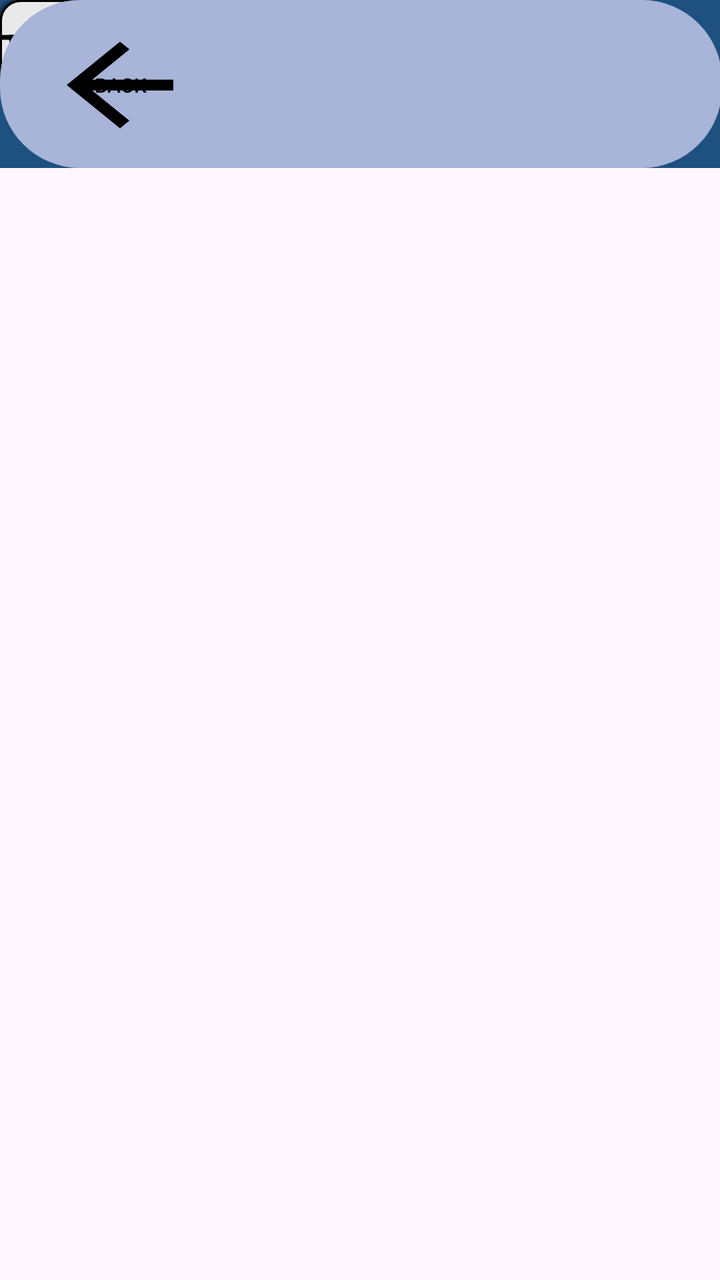
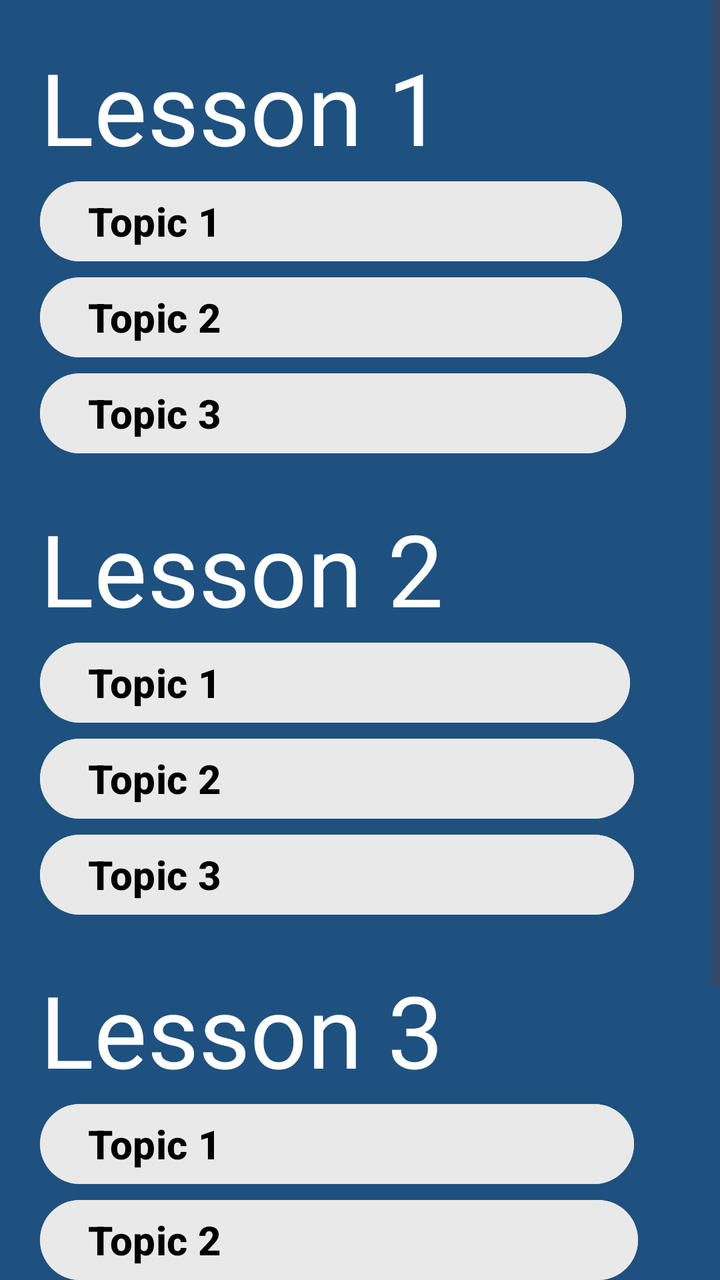

Compare the two renders of this Android layout. The source of the first and the diff that turns it into the second are given below.
<!-- AndroidManifest.xml: application theme Theme.FinalsApplication -->
<!-- res/layout/lessons_page.xml -->
<?xml version="1.0" encoding="utf-8"?>
<ScrollView
    xmlns:android="http://schemas.android.com/apk/res/android"
    xmlns:tools="http://schemas.android.com/tools"
    xmlns:app="http://schemas.android.com/apk/res-auto"
    android:layout_width="409dp"
    android:layout_height="729dp"
    tools:layout_editor_absoluteX="1dp"
    tools:layout_editor_absoluteY="1dp">

    <androidx.constraintlayout.widget.ConstraintLayout
        android:orientation="vertical"
        android:layout_width="match_parent"
        android:layout_height="wrap_content"
        android:background="@color/ourBlue">

        <TextView
            android:layout_width="wrap_content"
            android:layout_height="wrap_content"
            android:layout_gravity="left"
            android:text="LESSON 1"
            android:textColor="@color/white"
            android:textSize="45sp"
            android:textStyle="bold"
            tools:ignore="MissingConstraints,RtlHardcoded"
            tools:layout_editor_absoluteX="16dp"
            tools:layout_editor_absoluteY="62dp" />

        <Button
            android:id="@+id/L1T3"
            android:layout_width="300dp"
            android:layout_height="wrap_content"
            android:background="@drawable/custom_button"
            app:backgroundTint="@drawable/custom_button"
            android:text="Topic 3"
            android:textAlignment="textStart"
            android:textSize="20sp"
            android:textStyle="bold"
            android:textColor="@color/black"
            tools:layout_editor_absoluteX="16dp"
            tools:layout_editor_absoluteY="218dp"
            tools:ignore="MissingConstraints" />

        <Button
            android:id="@+id/L1T2"
            android:layout_width="300dp"
            android:layout_height="wrap_content"
            android:background="@drawable/custom_button"
            app:backgroundTint="@drawable/custom_button"
            android:text="Topic 2"
            android:textAlignment="textStart"
            android:textSize="20sp"
            android:textStyle="bold"
            android:textColor="@color/black"
            tools:layout_editor_absoluteX="16dp"
            tools:layout_editor_absoluteY="170dp"
            tools:ignore="MissingConstraints" />

        <Button
            android:id="@+id/L1T1"
            android:layout_width="300dp"
            android:layout_height="wrap_content"
            android:background="@drawable/custom_button"
            app:backgroundTint="@drawable/custom_button"
            android:text="Topic 1"
            android:textAlignment="textStart"
            android:textSize="20sp"
            android:textStyle="bold"
            android:textColor="@color/black"
            tools:layout_editor_absoluteX="16dp"
            tools:layout_editor_absoluteY="122dp"
            tools:ignore="MissingConstraints" />

        <Button
            android:id="@+id/L2T1"
            android:layout_width="300dp"
            android:layout_height="wrap_content"
            android:background="@drawable/custom_button"
            app:backgroundTint="@drawable/custom_button"
            android:text="Topic 1"
            android:textAlignment="textStart"
            android:textSize="20sp"
            android:textStyle="bold"
            android:textColor="@color/black"
            tools:ignore="MissingConstraints"
            tools:layout_editor_absoluteX="16dp"
            tools:layout_editor_absoluteY="384dp" />

        <Button
            android:id="@+id/L2T2"
            android:layout_width="300dp"
            android:layout_height="wrap_content"
            android:background="@drawable/custom_button"
            app:backgroundTint="@drawable/custom_button"
            android:text="Topic 2"
            android:textAlignment="textStart"
            android:textSize="20sp"
            android:textStyle="bold"
            android:textColor="@color/black"
            tools:ignore="MissingConstraints"
            tools:layout_editor_absoluteX="16dp"
            tools:layout_editor_absoluteY="432dp" />

        <Button
            android:id="@+id/L2T3"
            android:layout_width="300dp"
            android:layout_height="wrap_content"
            android:background="@drawable/custom_button"
            app:backgroundTint="@drawable/custom_button"
            android:text="Topic 3"
            android:textAlignment="textStart"
            android:textSize="20sp"
            android:textStyle="bold"
            android:textColor="@color/black"
            tools:ignore="MissingConstraints"
            tools:layout_editor_absoluteX="16dp"
            tools:layout_editor_absoluteY="480dp" />

        <TextView
            android:layout_width="wrap_content"
            android:layout_height="wrap_content"
            android:layout_gravity="left"
            android:text="LESSON 2"
            android:textColor="@color/white"
            android:textSize="45sp"
            android:textStyle="bold"

            tools:ignore="MissingConstraints"
            tools:layout_editor_absoluteX="16dp"
            tools:layout_editor_absoluteY="324dp" />

        <com.google.android.material.bottomnavigation.BottomNavigationView
            android:id="@+id/bottomNavigation"
            android:layout_width="361dp"
            android:layout_height="84dp"
            android:background="@drawable/bottom_navigation"
            android:elevation="2dp"
            tools:ignore="MissingConstraints"
            tools:layout_editor_absoluteX="16dp"
            tools:layout_editor_absoluteY="629dp">

            <Button
                android:id="@+id/backButton"
                android:layout_width="80dp"
                android:layout_height="65dp"
                android:layout_marginStart="20dp"
                android:layout_marginTop="10dp"
                android:layout_marginEnd="5dp"
                android:layout_marginBottom="30dp"
                android:background="@drawable/baseline_arrow_back_24"
                android:text="Back"
                android:textColor="@color/black"
                android:textSize="10sp"
                app:backgroundTint="@drawable/baseline_arrow_back_24"

                />
        </com.google.android.material.bottomnavigation.BottomNavigationView>
    </androidx.constraintlayout.widget.ConstraintLayout>
</ScrollView>
<!-- resources referenced by this layout -->
<resources>
  <color name="black">#000000</color>
  <color name="ourBlue">#1e5180</color>
  <color name="white">#FFFFFFFF</color>
  <!-- drawable baseline_arrow_back_24 (drawable) -->
  <vector android:autoMirrored="true" android:height="24dp"
      android:tint="#000000" android:viewportHeight="24"
      android:viewportWidth="24" android:width="24dp" xmlns:android="http://schemas.android.com/apk/res/android">
      <path android:fillColor="@android:color/white" android:pathData="M20,11H7.83l5.59,-5.59L12,4l-8,8 8,8 1.41,-1.41L7.83,13H20v-2z"/>
  </vector>
  <!-- drawable bottom_navigation (drawable) -->
  <?xml version="1.0" encoding="utf-8"?>
  <shape xmlns:android="http://schemas.android.com/apk/res/android"
      android:shape="rectangle">
  
      <solid
          android:color="@color/bottomNav"/>
      <corners
          android:radius="40dp"/>
  
  </shape>
  <!-- drawable custom_button (drawable) -->
  <?xml version="1.0" encoding="utf-8"?>
  <shape xmlns:android="http://schemas.android.com/apk/res/android"
      android:shape="rectangle">
  
      <stroke android:color="@color/black" android:width="1dp"/>
      <solid android:color="@color/buttoncolor"/>
      <corners android:radius="10dp"/>
  
  </shape>
  <style name="Theme.FinalsApplication" parent="Base.Theme.FinalsApplication" />
  <color name="bottomNav">#A8B4D8</color>
  <color name="buttoncolor">#e9e9e9</color>
  <style name="Base.Theme.FinalsApplication" parent="Theme.Material3.DayNight.NoActionBar">
          
          
      </style>
</resources>

<!-- the commit's change to res/layout/lessons_page.xml (unified diff, before → after) -->
@@ -1,159 +1,228 @@
 <?xml version="1.0" encoding="utf-8"?>
-<ScrollView
-    xmlns:android="http://schemas.android.com/apk/res/android"
+<RelativeLayout xmlns:android="http://schemas.android.com/apk/res/android"
+    android:layout_width="match_parent"
+    android:layout_height="match_parent"
     xmlns:tools="http://schemas.android.com/tools"
-    xmlns:app="http://schemas.android.com/apk/res-auto"
-    android:layout_width="409dp"
-    android:layout_height="729dp"
-    tools:layout_editor_absoluteX="1dp"
-    tools:layout_editor_absoluteY="1dp">
-
-    <androidx.constraintlayout.widget.ConstraintLayout
-        android:orientation="vertical"
+    android:background="@color/ourBlue">
+
+    <LinearLayout
         android:layout_width="match_parent"
-        android:layout_height="wrap_content"
-        android:background="@color/ourBlue">
-
-        <TextView
-            android:layout_width="wrap_content"
+        android:layout_height="114dp"
+        android:layout_alignParentTop="true"
+        android:background="#1e5180">
+
+    </LinearLayout>
+
+    <ScrollView
+        android:layout_width="409dp"
+        android:layout_height="729dp"
+        tools:layout_editor_absoluteX="1dp"
+        tools:layout_editor_absoluteY="1dp">
+
+        <LinearLayout
+            android:layout_width="match_parent"
             android:layout_height="wrap_content"
-            android:layout_gravity="left"
-            android:text="LESSON 1"
-            android:textColor="@color/white"
-            android:textSize="45sp"
-            android:textStyle="bold"
-            tools:ignore="MissingConstraints,RtlHardcoded"
-            tools:layout_editor_absoluteX="16dp"
-            tools:layout_editor_absoluteY="62dp" />
-
-        <Button
-            android:id="@+id/L1T3"
-            android:layout_width="300dp"
-            android:layout_height="wrap_content"
-            android:background="@drawable/custom_button"
-            app:backgroundTint="@drawable/custom_button"
-            android:text="Topic 3"
-            android:textAlignment="textStart"
-            android:textSize="20sp"
-            android:textStyle="bold"
-            android:textColor="@color/black"
-            tools:layout_editor_absoluteX="16dp"
-            tools:layout_editor_absoluteY="218dp"
-            tools:ignore="MissingConstraints" />
-
-        <Button
-            android:id="@+id/L1T2"
-            android:layout_width="300dp"
-            android:layout_height="wrap_content"
-            android:background="@drawable/custom_button"
-            app:backgroundTint="@drawable/custom_button"
-            android:text="Topic 2"
-            android:textAlignment="textStart"
-            android:textSize="20sp"
-            android:textStyle="bold"
-            android:textColor="@color/black"
-            tools:layout_editor_absoluteX="16dp"
-            tools:layout_editor_absoluteY="170dp"
-            tools:ignore="MissingConstraints" />
-
-        <Button
-            android:id="@+id/L1T1"
-            android:layout_width="300dp"
-            android:layout_height="wrap_content"
-            android:background="@drawable/custom_button"
-            app:backgroundTint="@drawable/custom_button"
-            android:text="Topic 1"
-            android:textAlignment="textStart"
-            android:textSize="20sp"
-            android:textStyle="bold"
-            android:textColor="@color/black"
-            tools:layout_editor_absoluteX="16dp"
-            tools:layout_editor_absoluteY="122dp"
-            tools:ignore="MissingConstraints" />
-
-        <Button
-            android:id="@+id/L2T1"
-            android:layout_width="300dp"
-            android:layout_height="wrap_content"
-            android:background="@drawable/custom_button"
-            app:backgroundTint="@drawable/custom_button"
-            android:text="Topic 1"
-            android:textAlignment="textStart"
-            android:textSize="20sp"
-            android:textStyle="bold"
-            android:textColor="@color/black"
-            tools:ignore="MissingConstraints"
-            tools:layout_editor_absoluteX="16dp"
-            tools:layout_editor_absoluteY="384dp" />
-
-        <Button
-            android:id="@+id/L2T2"
-            android:layout_width="300dp"
-            android:layout_height="wrap_content"
-            android:background="@drawable/custom_button"
-            app:backgroundTint="@drawable/custom_button"
-            android:text="Topic 2"
-            android:textAlignment="textStart"
-            android:textSize="20sp"
-            android:textStyle="bold"
-            android:textColor="@color/black"
-            tools:ignore="MissingConstraints"
-            tools:layout_editor_absoluteX="16dp"
-            tools:layout_editor_absoluteY="432dp" />
-
-        <Button
-            android:id="@+id/L2T3"
-            android:layout_width="300dp"
-            android:layout_height="wrap_content"
-            android:background="@drawable/custom_button"
-            app:backgroundTint="@drawable/custom_button"
-            android:text="Topic 3"
-            android:textAlignment="textStart"
-            android:textSize="20sp"
-            android:textStyle="bold"
-            android:textColor="@color/black"
-            tools:ignore="MissingConstraints"
-            tools:layout_editor_absoluteX="16dp"
-            tools:layout_editor_absoluteY="480dp" />
-
-        <TextView
-            android:layout_width="wrap_content"
-            android:layout_height="wrap_content"
-            android:layout_gravity="left"
-            android:text="LESSON 2"
-            android:textColor="@color/white"
-            android:textSize="45sp"
-            android:textStyle="bold"
-
-            tools:ignore="MissingConstraints"
-            tools:layout_editor_absoluteX="16dp"
-            tools:layout_editor_absoluteY="324dp" />
-
-        <com.google.android.material.bottomnavigation.BottomNavigationView
-            android:id="@+id/bottomNavigation"
-            android:layout_width="361dp"
-            android:layout_height="84dp"
-            android:background="@drawable/bottom_navigation"
-            android:elevation="2dp"
-            tools:ignore="MissingConstraints"
-            tools:layout_editor_absoluteX="16dp"
-            tools:layout_editor_absoluteY="629dp">
-
-            <Button
-                android:id="@+id/backButton"
-                android:layout_width="80dp"
-                android:layout_height="65dp"
-                android:layout_marginStart="20dp"
-                android:layout_marginTop="10dp"
-                android:layout_marginEnd="5dp"
-                android:layout_marginBottom="30dp"
-                android:background="@drawable/baseline_arrow_back_24"
-                android:text="Back"
-                android:textColor="@color/black"
-                android:textSize="10sp"
-                app:backgroundTint="@drawable/baseline_arrow_back_24"
-
-                />
-        </com.google.android.material.bottomnavigation.BottomNavigationView>
-    </androidx.constraintlayout.widget.ConstraintLayout>
-</ScrollView>
+            android:orientation="vertical">
+
+            <TextView
+                android:id="@+id/textViewLesson1"
+                android:layout_width="wrap_content"
+                android:layout_height="wrap_content"
+                android:layout_marginStart="20dp"
+                android:layout_marginTop="20dp"
+                android:fontFamily="@font/roboto_black"
+                android:text="Lesson 1"
+                android:textColor="@color/white"
+                android:textSize="50sp" />
+
+            <Button
+                android:id="@+id/L1T1"
+                android:layout_width="291dp"
+                android:layout_height="wrap_content"
+                android:layout_marginStart="20dp"
+                android:text="Topic 1"
+                android:textAlignment="textStart"
+                android:textColor="@color/black"
+                android:textStyle="bold"
+                android:textSize="20sp"
+                android:backgroundTint="#E9E9E9"/>
+
+            <Button
+                android:id="@+id/L1T2"
+                android:layout_width="291dp"
+                android:layout_height="wrap_content"
+                android:layout_marginStart="20dp"
+                android:backgroundTint="#E9E9E9"
+                android:text="Topic 2"
+                android:textAlignment="textStart"
+                android:textColor="@color/black"
+                android:textSize="20sp"
+                android:textStyle="bold" />
+
+            <Button
+                android:id="@+id/L1T3"
+                android:layout_width="293dp"
+                android:layout_height="wrap_content"
+                android:layout_marginStart="20dp"
+                android:text="Topic 3"
+                android:textAlignment="textStart"
+                android:textColor="@color/black"
+                android:textStyle="bold"
+                android:textSize="20sp"
+                android:backgroundTint="#E9E9E9"/>
+
+            <LinearLayout
+                android:layout_width="match_parent"
+                android:layout_height="match_parent"
+                android:layout_alignParentTop="true"
+                android:background="#1e5180">
+
+                <TextView
+                    android:id="@+id/textViewLesson2"
+                    android:layout_width="wrap_content"
+                    android:layout_height="wrap_content"
+                    android:layout_marginStart="20dp"
+                    android:layout_marginTop="20dp"
+                    android:fontFamily="@font/roboto_black"
+                    android:text="Lesson 2"
+                    android:textColor="@color/white"
+                    android:textSize="50sp" />
+            </LinearLayout>
+
+            <Button
+                android:id="@+id/L2T1"
+                android:layout_width="295dp"
+                android:layout_height="wrap_content"
+                android:layout_marginStart="20dp"
+                android:text="Topic 1"
+                android:textAlignment="textStart"
+                android:textColor="@color/black"
+                android:textStyle="bold"
+                android:textSize="20sp"
+                android:backgroundTint="#E9E9E9"/>
+
+            <Button
+                android:id="@+id/L2T2"
+                android:layout_width="297dp"
+                android:layout_height="wrap_content"
+                android:layout_marginStart="20dp"
+                android:text="Topic 2"
+                android:textAlignment="textStart"
+                android:textColor="@color/black"
+                android:textStyle="bold"
+                android:textSize="20sp"
+                android:backgroundTint="#E9E9E9"/>
+
+            <Button
+                android:id="@+id/L2T3"
+                android:layout_width="297dp"
+                android:layout_height="wrap_content"
+                android:layout_marginStart="20dp"
+                android:text="Topic 3"
+                android:textAlignment="textStart"
+                android:textColor="@color/black"
+                android:textStyle="bold"
+                android:textSize="20sp"
+                android:backgroundTint="#E9E9E9"/>
+
+            <LinearLayout
+                android:layout_width="match_parent"
+                android:layout_height="match_parent"
+                android:layout_alignParentTop="true"
+                android:background="#1e5180">
+
+                <TextView
+                    android:id="@+id/textViewLesson3"
+                    android:layout_width="wrap_content"
+                    android:layout_height="wrap_content"
+                    android:layout_marginStart="20dp"
+                    android:layout_marginTop="20dp"
+                    android:fontFamily="@font/roboto_black"
+                    android:text="Lesson 3"
+                    android:textColor="@color/white"
+                    android:textSize="50sp" />
+
+            </LinearLayout>
+
+            <Button
+                android:id="@+id/L3T1"
+                android:layout_width="297dp"
+                android:layout_height="wrap_content"
+                android:layout_marginStart="20dp"
+                android:text="Topic 1"
+                android:textAlignment="textStart"
+                android:textColor="@color/black"
+                android:textStyle="bold"
+                android:textSize="20sp"
+                android:backgroundTint="#E9E9E9"/>
+
+            <Button
+                android:id="@+id/L3T2"
+                android:layout_width="299dp"
+                android:layout_height="wrap_content"
+                android:layout_marginStart="20dp"
+                android:text="Topic 2"
+                android:textAlignment="textStart"
+                android:textColor="@color/black"
+                android:textStyle="bold"
+                android:textSize="20sp"
+                android:backgroundTint="#E9E9E9"/>
+
+            <Button
+                android:id="@+id/L3T3"
+                android:layout_width="297dp"
+                android:layout_height="wrap_content"
+                android:layout_marginStart="20dp"
+                android:text="Topic 3"
+                android:textAlignment="textStart"
+                android:textColor="@color/black"
+                android:textStyle="bold"
+                android:textSize="20sp"
+                android:backgroundTint="#E9E9E9"/>
+
+            <LinearLayout
+                android:layout_width="match_parent"
+                android:layout_height="39dp"
+                android:layout_alignParentTop="true"
+                android:background="#1e5180">
+
+            </LinearLayout>
+
+            <LinearLayout
+                android:layout_width="match_parent"
+                android:layout_height="match_parent"
+                android:layout_alignParentTop="true"
+                android:background="#1e5180"/>
+
+            <LinearLayout
+                android:layout_width="match_parent"
+                android:layout_height="100dip"
+                android:layout_alignParentBottom="true"
+                android:background="#a8b4d8">
+
+                <ImageButton
+                    android:id="@+id/imageButtonBackVL1"
+                    android:layout_width="76dp"
+                    android:layout_height="wrap_content"
+                    android:layout_marginStart="20dp"
+                    android:layout_marginTop="20dp"
+                    android:layout_marginBottom="20dp"
+                    android:background="?android:attr/selectableItemBackground"
+                    android:scaleType="fitCenter"
+                    android:src="@drawable/arrowleft" />
+
+                <ImageButton
+                    android:id="@+id/imageButtonNextVL1"
+                    android:layout_width="76dp"
+                    android:layout_height="wrap_content"
+                    android:layout_marginStart="210dp"
+                    android:layout_marginTop="20dp"
+                    android:layout_marginBottom="20dp"
+                    android:background="?android:attr/selectableItemBackground"
+                    android:scaleType="fitCenter"
+                    android:src="@drawable/arrowright" />
+            </LinearLayout>
+
+        </LinearLayout>
+    </ScrollView>
+</RelativeLayout>
<!-- resource entries referenced after the edit -->
@@ -3,36 +3,9 @@
   <color name="black">#000000</color>
   <color name="ourBlue">#1e5180</color>
   <color name="white">#FFFFFFFF</color>
-  <!-- drawable baseline_arrow_back_24 (drawable) -->
-  <vector android:autoMirrored="true" android:height="24dp"
-      android:tint="#000000" android:viewportHeight="24"
-      android:viewportWidth="24" android:width="24dp" xmlns:android="http://schemas.android.com/apk/res/android">
-      <path android:fillColor="@android:color/white" android:pathData="M20,11H7.83l5.59,-5.59L12,4l-8,8 8,8 1.41,-1.41L7.83,13H20v-2z"/>
-  </vector>
-  <!-- drawable bottom_navigation (drawable) -->
-  <?xml version="1.0" encoding="utf-8"?>
-  <shape xmlns:android="http://schemas.android.com/apk/res/android"
-      android:shape="rectangle">
-  
-      <solid
-          android:color="@color/bottomNav"/>
-      <corners
-          android:radius="40dp"/>
-  
-  </shape>
-  <!-- drawable custom_button (drawable) -->
-  <?xml version="1.0" encoding="utf-8"?>
-  <shape xmlns:android="http://schemas.android.com/apk/res/android"
-      android:shape="rectangle">
-  
-      <stroke android:color="@color/black" android:width="1dp"/>
-      <solid android:color="@color/buttoncolor"/>
-      <corners android:radius="10dp"/>
-  
-  </shape>
+  <!-- drawable arrowleft: png bitmap (drawable, 16559 bytes) -->
+  <!-- drawable arrowright: png bitmap (drawable, 12630 bytes) -->
   <style name="Theme.FinalsApplication" parent="Base.Theme.FinalsApplication" />
-  <color name="bottomNav">#A8B4D8</color>
-  <color name="buttoncolor">#e9e9e9</color>
   <style name="Base.Theme.FinalsApplication" parent="Theme.Material3.DayNight.NoActionBar">
           
           
